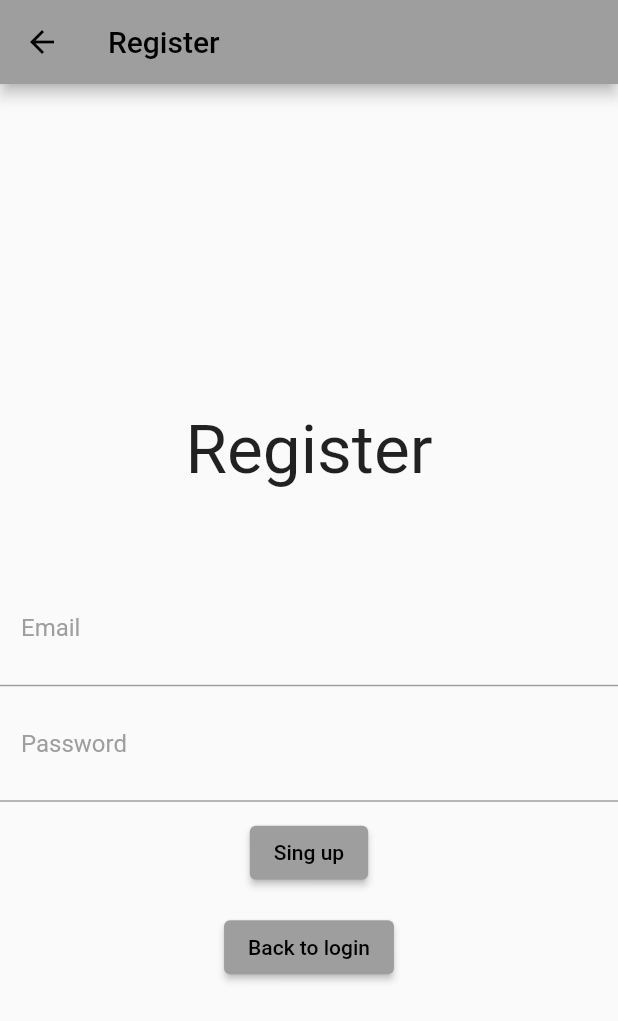
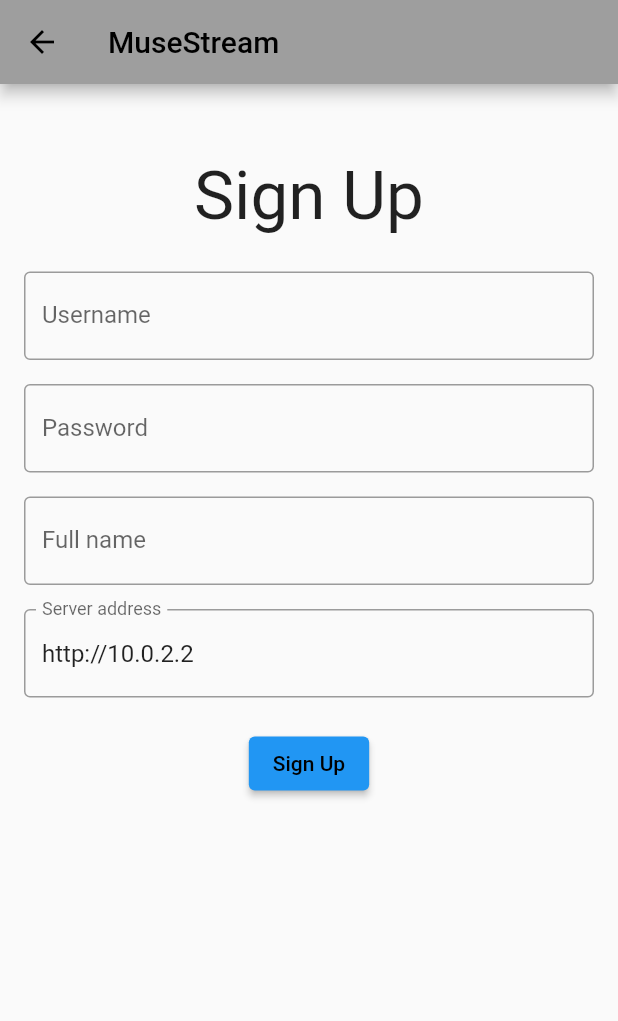
Before and after one commit to Plasmoxy/musestream-flutter, a Flutter app: the RegisterScreen screen opened directly, on a phone screen of 412 x 824 dp. Shown: the top 1021 px of the screen. Run offline on Flutter 3.47's test engine with Material 2 defaults, Android fonts, the light colour scheme and no system bars; our stand-ins replace cloud_firestore, dio, firebase_core, flutter_hooks, hooks_riverpod; missing offline and left inert: flutter_webrtc; accounts and stored records are empty.

Commit message:
register

```diff
--- a/musestream_app/lib/providers/core.dart
+++ b/musestream_app/lib/providers/core.dart
@@ -84,6 +84,16 @@ class Core extends ChangeNotifier {
     notifyListeners();
   }
 
+  Future<void> register(String name, String pass, String fullName, String serverIp) async {
+    dio.options.baseUrl = serverIp;
+
+    await handle(dio.post('/register', data: {
+      'name': name,
+      'password': pass,
+      'fullName': fullName,
+    }));
+  }
+
   Future<void> logout() async {
     loginData = null;
     dio.options.headers.remove('authorization');
--- a/musestream_app/lib/screens/login.dart
+++ b/musestream_app/lib/screens/login.dart
@@ -20,7 +20,7 @@ class LoginScreen extends HookConsumerWidget {
 
     final queryLogin = useQuery(useCallback(
       () => core.login(nameCtrl.text, passwordCtrl.text, serverCtrl.text),
-      [nameCtrl.text, passwordCtrl.text],
+      [],
     ));
 
     final submit = useCallback(() {
--- a/musestream_app/lib/screens/register.dart
+++ b/musestream_app/lib/screens/register.dart
@@ -1,65 +1,127 @@
+import 'package:flutter/foundation.dart';
 import 'package:flutter/material.dart';
+import 'package:flutter_hooks/flutter_hooks.dart';
 import 'package:hooks_riverpod/hooks_riverpod.dart';
+import 'package:musestream_app/hooks/query.dart';
+import 'package:musestream_app/providers/core.dart';
+import 'package:musestream_app/utils/util.dart';
 
 class RegisterScreen extends HookConsumerWidget {
-  RegisterScreen({Key? key}) : super(key: key);
+  const RegisterScreen({Key? key}) : super(key: key);
 
   @override
   Widget build(BuildContext context, WidgetRef ref) {
+    final core = ref.watch(Core.provider);
+    final nameCtrl = useTextEditingController();
+    final passwordCtrl = useTextEditingController();
+    final fullNameCtrl = useTextEditingController();
+    final serverCtrl = useTextEditingController(text: kIsWeb ? 'http://localhost' : 'http://10.0.2.2');
+    final form = useMemoized(() => GlobalKey<FormState>());
+
+    final queryRegister = useQuery<void>(
+      useCallback(
+        () => core.register(nameCtrl.text, passwordCtrl.text, fullNameCtrl.text, serverCtrl.text),
+        [core],
+      ),
+      onSuccess: (v) async {
+        await showInfoDialog(context, 'Registered', 'Sucessfully registered');
+        Navigator.of(context).pop();
+      },
+    );
+
+    final submit = useCallback(() {
+      if (form.currentState?.validate() ?? false) {
+        queryRegister.run();
+      }
+    }, [form]);
+
     return Scaffold(
-        appBar: AppBar(
-          title: const Text('Register'),
-        ),
-        body: Container(
+      appBar: AppBar(
+        title: const Text("MuseStream"),
+      ),
+      resizeToAvoidBottomInset: true,
+      body: SafeArea(
+        child: SingleChildScrollView(
           child: Column(
             mainAxisAlignment: MainAxisAlignment.center,
             children: [
+              SizedBox(height: 32),
               Container(
-                  padding: EdgeInsets.all(54),
-                  child: Text(
-                    'Register',
-                    style: TextStyle(fontSize: 45),
-                  )),
-              Container(
-                padding: EdgeInsets.all(14),
-                decoration: BoxDecoration(
-                    border: Border(bottom: BorderSide(color: Colors.grey))),
-                child: TextField(
-                  decoration: InputDecoration(
-                      hintText: "Email",
-                      hintStyle: TextStyle(color: Colors.grey),
-                      border: InputBorder.none),
+                padding: EdgeInsets.all(16),
+                child: Form(
+                  key: form,
+                  child: Column(
+                    mainAxisAlignment: MainAxisAlignment.center,
+                    children: [
+                      Text(
+                        'Sign Up',
+                        style: TextStyle(fontSize: 45),
+                      ),
+                      SizedBox(height: 24),
+                      TextFormField(
+                        decoration: InputDecoration(
+                          border: OutlineInputBorder(),
+                          label: Text('Username'),
+                        ),
+                        controller: nameCtrl,
+                        validator: notEmpty,
+                      ),
+                      SizedBox(height: 16),
+                      TextFormField(
+                        decoration: InputDecoration(
+                          border: OutlineInputBorder(),
+                          label: Text("Password"),
+                        ),
+                        controller: passwordCtrl,
+                        validator: (v) => (v?.length ?? 0) < 8 ? 'Password must be at least 8 characters.' : null,
+                        obscureText: true,
+                      ),
+                      SizedBox(height: 16),
+                      TextFormField(
+                        decoration: InputDecoration(
+                          border: OutlineInputBorder(),
+                          label: Text("Full name"),
+                        ),
+                        controller: fullNameCtrl,
+                        validator: notEmpty,
+                        obscureText: true,
+                      ),
+                      SizedBox(height: 16),
+                      TextFormField(
+                        decoration: InputDecoration(
+                          border: OutlineInputBorder(),
+                          label: Text('Server address'),
+                        ),
+                        controller: serverCtrl,
+                        validator: notEmpty,
+                      ),
+                      SizedBox(height: 10),
+                      QueryDisplay<void>(
+                        q: queryRegister,
+                        val: (v) => Text('Registered !'),
+                        err: (q) => Text(q.errMsg, style: tsErr),
+                      ),
+                      SizedBox(height: 10),
+                      Row(
+                        mainAxisAlignment: MainAxisAlignment.center,
+                        children: [
+                          ElevatedButton(
+                            style: ElevatedButton.styleFrom(primary: Colors.blue),
+                            child: Text(
+                              'Sign Up',
+                            ),
+                            onPressed: submit,
+                          ),
+                        ],
+                      ),
+                    ],
+                  ),
                 ),
               ),
-              Container(
-                padding: EdgeInsets.all(14),
-                decoration: BoxDecoration(
-                    border: Border(bottom: BorderSide(color: Colors.grey))),
-                child: TextField(
-                  decoration: InputDecoration(
-                      hintText: "Password",
-                      hintStyle: TextStyle(color: Colors.grey),
-                      border: InputBorder.none),
-                ),
-              ),
-              Container(
-                  margin: EdgeInsets.all(10),
-                  child: ElevatedButton(
-                    child: Text(
-                      'Sing up',
-                    ),
-                    onPressed: () {},
-                  )),
-              Container(
-                  margin: EdgeInsets.all(5),
-                  child: ElevatedButton(
-                    child: Text(
-                      'Back to login',
-                    ),
-                    onPressed: () {},
-                  ))
             ],
           ),
-        ));
+        ),
+      ),
+    );
   }
 }
--- a/musestream_app/lib/utils/util.dart
+++ b/musestream_app/lib/utils/util.dart
@@ -78,6 +78,33 @@ Future<bool> showConfirmDialog(
   return diaResult ?? false;
 }
 
+Future<void> showInfoDialog(
+  BuildContext context,
+  String? title,
+  String? content,
+) async {
+  await showDialog(
+    context: context,
+    builder: (ctx) => AlertDialog(
+      title: title == null ? null : Text(title),
+      content: content == null ? null : Text(content),
+      actions: <Widget>[
+        TextButton(
+            child: Text(
+              'OK',
+              style: TextStyle(
+                color: Colors.blue[800],
+              ),
+            ),
+            onPressed: () {
+              // showDialog returns the future of navigator pop
+              Navigator.of(ctx).pop();
+            }),
+      ],
+    ),
+  );
+}
+
 String formatDate(DateTime date) {
   return DateFormat("EEE dd. MM. yyyy HH:MM").format(date);
 }
```
